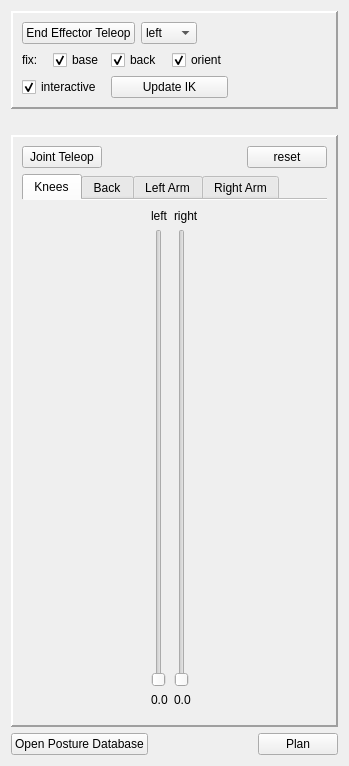
Qt form software/ddapp/src/app/ddTeleopPanel.ui (openhumanoids/oh-distro) before a commit.
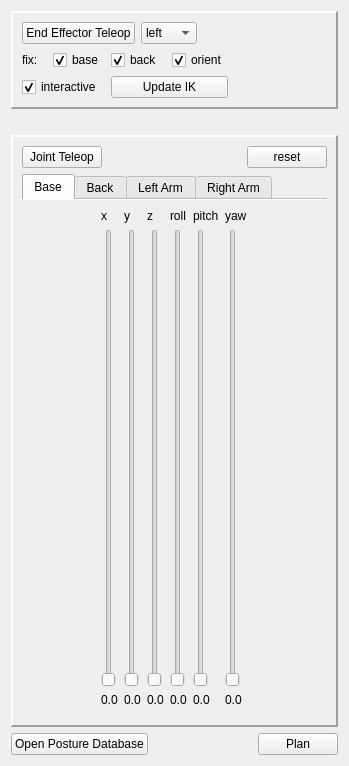
The same form after that commit. The open tabs and pages were chosen to show the change.

Commit message:
add base translation and orientation sliders to teleop joints panel
replaced the knee joint teleop with full control over base xyz and rpy.
base xyz and yaw are displayed/adjusted relative to the foot reference
frame

```diff
--- a/software/ddapp/src/app/ddTeleopPanel.ui
+++ b/software/ddapp/src/app/ddTeleopPanel.ui
@@ -248,61 +248,48 @@
         </property>
         <widget class="QWidget" name="kneesTab">
          <attribute name="title">
-          <string>Knees</string>
+          <string>Base</string>
          </attribute>
          <layout class="QGridLayout" name="gridLayout_2">
-          <item row="2" column="2">
-           <widget class="QLabel" name="rightKneeLabel">
-            <property name="text">
-             <string>0.0</string>
-            </property>
-           </widget>
-          </item>
-          <item row="1" column="1">
-           <widget class="QSlider" name="leftKneeSlider">
-            <property name="orientation">
-             <enum>Qt::Vertical</enum>
-            </property>
-           </widget>
-          </item>
-          <item row="1" column="2">
-           <widget class="QSlider" name="rightKneeSlider">
-            <property name="orientation">
-             <enum>Qt::Vertical</enum>
-            </property>
-           </widget>
-          </item>
-          <item row="2" column="1">
-           <widget class="QLabel" name="leftKneeLabel">
-            <property name="text">
-             <string>0.0</string>
-            </property>
-           </widget>
-          </item>
-          <item row="1" column="3">
-           <spacer name="horizontalSpacer_2">
-            <property name="orientation">
-             <enum>Qt::Horizontal</enum>
-            </property>
-            <property name="sizeHint" stdset="0">
-             <size>
-              <width>40</width>
-              <height>20</height>
-             </size>
-            </property>
-           </spacer>
-          </item>
           <item row="0" column="1">
            <widget class="QLabel" name="label_12">
             <property name="text">
-             <string>left</string>
+             <string>x</string>
             </property>
            </widget>
           </item>
           <item row="0" column="2">
+           <widget class="QLabel" name="label_13">
+            <property name="text">
+             <string>y</string>
+            </property>
+           </widget>
+          </item>
+          <item row="0" column="3">
            <widget class="QLabel" name="label_14">
             <property name="text">
-             <string>right</string>
+             <string>z</string>
+            </property>
+           </widget>
+          </item>
+          <item row="0" column="4">
+           <widget class="QLabel" name="label_15">
+            <property name="text">
+             <string>roll</string>
+            </property>
+           </widget>
+          </item>
+          <item row="0" column="5">
+           <widget class="QLabel" name="label_17">
+            <property name="text">
+             <string>pitch</string>
+            </property>
+           </widget>
+          </item>
+          <item row="0" column="6" colspan="2">
+           <widget class="QLabel" name="label_19">
+            <property name="text">
+             <string>yaw</string>
             </property>
            </widget>
           </item>
@@ -319,6 +306,103 @@
             </property>
            </spacer>
           </item>
+          <item row="1" column="1">
+           <widget class="QSlider" name="baseXSlider">
+            <property name="orientation">
+             <enum>Qt::Vertical</enum>
+            </property>
+           </widget>
+          </item>
+          <item row="1" column="2">
+           <widget class="QSlider" name="baseYSlider">
+            <property name="orientation">
+             <enum>Qt::Vertical</enum>
+            </property>
+           </widget>
+          </item>
+          <item row="1" column="3">
+           <widget class="QSlider" name="baseZSlider">
+            <property name="orientation">
+             <enum>Qt::Vertical</enum>
+            </property>
+           </widget>
+          </item>
+          <item row="1" column="4">
+           <widget class="QSlider" name="baseRollSlider">
+            <property name="orientation">
+             <enum>Qt::Vertical</enum>
+            </property>
+           </widget>
+          </item>
+          <item row="1" column="5">
+           <widget class="QSlider" name="basePitchSlider">
+            <property name="orientation">
+             <enum>Qt::Vertical</enum>
+            </property>
+           </widget>
+          </item>
+          <item row="1" column="6">
+           <widget class="QSlider" name="baseYawSlider">
+            <property name="orientation">
+             <enum>Qt::Vertical</enum>
+            </property>
+           </widget>
+          </item>
+          <item row="1" column="7">
+           <spacer name="horizontalSpacer_2">
+            <property name="orientation">
+             <enum>Qt::Horizontal</enum>
+            </property>
+            <property name="sizeHint" stdset="0">
+             <size>
+              <width>40</width>
+              <height>20</height>
+             </size>
+            </property>
+           </spacer>
+          </item>
+          <item row="2" column="1">
+           <widget class="QLabel" name="baseXLabel">
+            <property name="text">
+             <string>0.0</string>
+            </property>
+           </widget>
+          </item>
+          <item row="2" column="2">
+           <widget class="QLabel" name="baseYLabel">
+            <property name="text">
+             <string>0.0</string>
+            </property>
+           </widget>
+          </item>
+          <item row="2" column="3">
+           <widget class="QLabel" name="baseZLabel">
+            <property name="text">
+             <string>0.0</string>
+            </property>
+           </widget>
+          </item>
+          <item row="2" column="4">
+           <widget class="QLabel" name="baseRollLabel">
+            <property name="text">
+             <string>0.0</string>
+            </property>
+           </widget>
+          </item>
+          <item row="2" column="5">
+           <widget class="QLabel" name="basePitchLabel">
+            <property name="text">
+             <string>0.0</string>
+            </property>
+           </widget>
+          </item>
+          <item row="2" column="6">
+           <widget class="QLabel" name="baseYawLabel">
+            <property name="text">
+             <string>0.0</string>
+            </property>
+           </widget>
+          </item>
          </layout>
         </widget>
         <widget class="QWidget" name="backTab">
```
Left out of the diff: 24 changed lines with no effect on the pictures. The commit also changes 2 other files.
